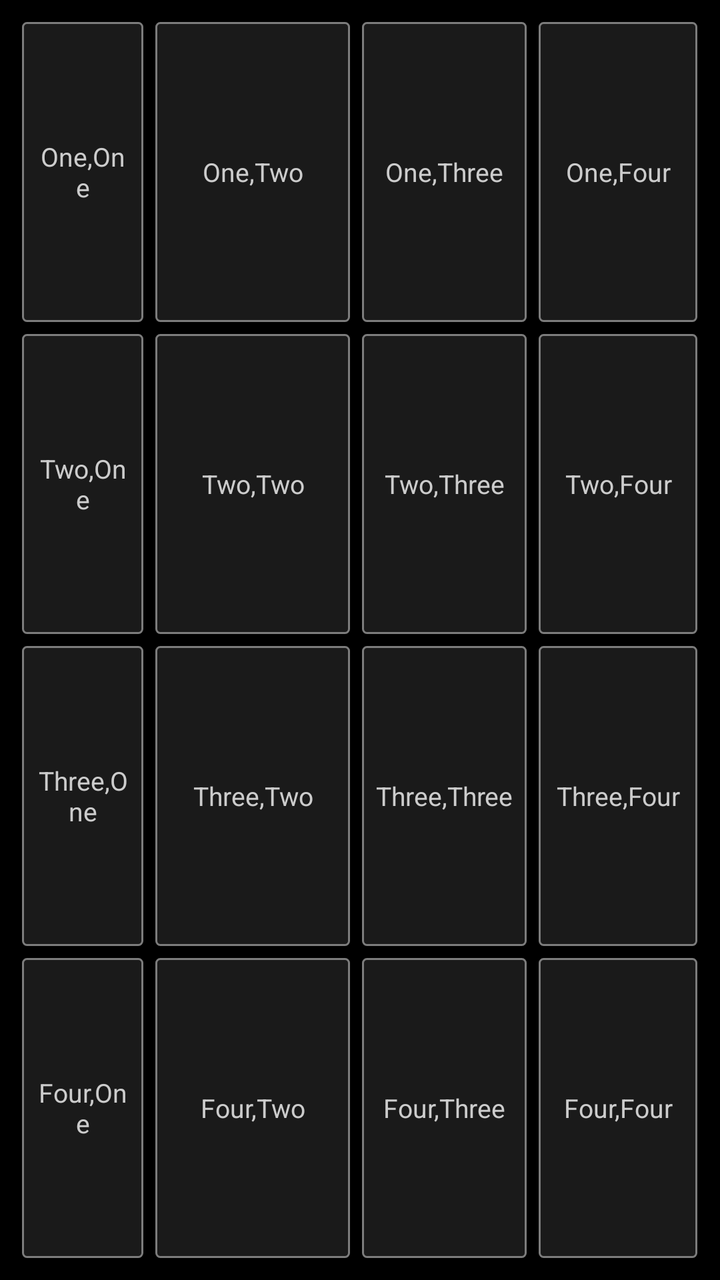
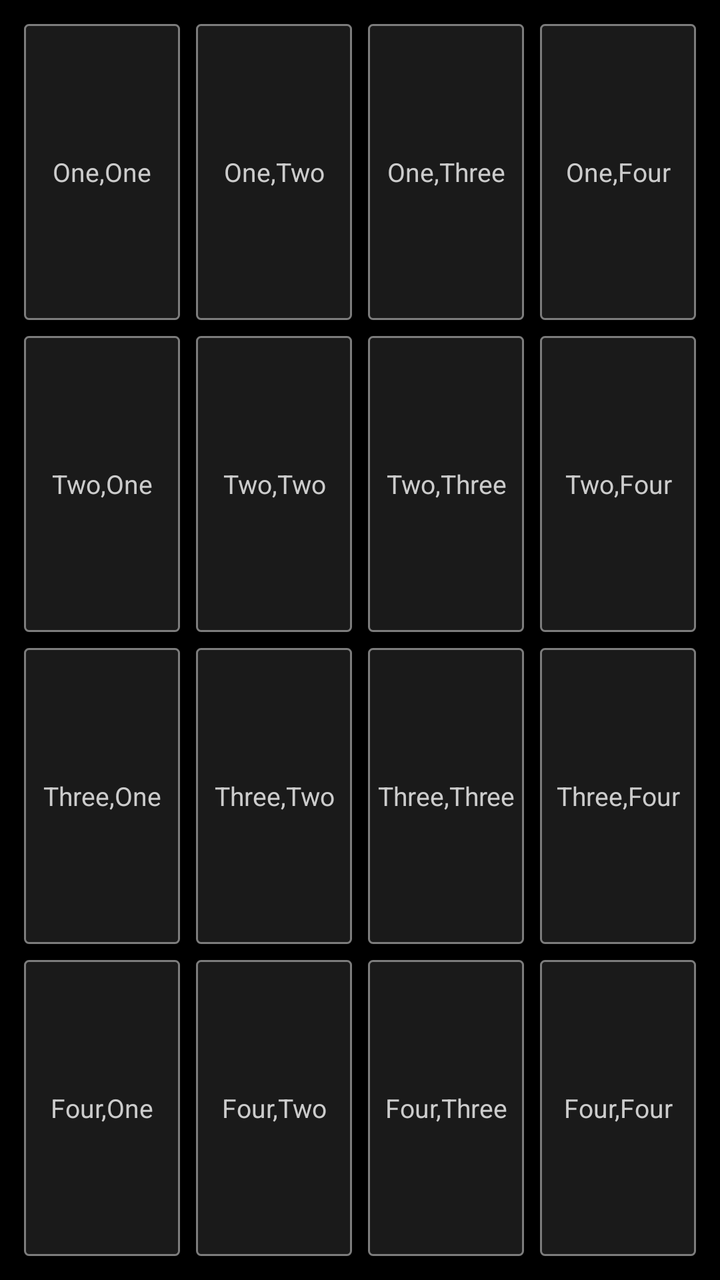

Before-and-after screenshots of an Android layout around one commit, followed by the original layout XML and the change that was made.
<!-- AndroidManifest.xml: application theme Theme.LayoutLab -->
<!-- res/layout/activity_linear.xml -->
<?xml version="1.0" encoding="utf-8"?>
<LinearLayout xmlns:android="http://schemas.android.com/apk/res/android"
    android:layout_width="match_parent"
    android:layout_height="match_parent"
    android:background="#000000"
    android:orientation="vertical"
    android:padding="8dp">

    <LinearLayout
        android:layout_width="match_parent"
        android:layout_height="0dp"
        android:layout_weight="1"
        android:orientation="horizontal">
        <TextView
            android:layout_width="0dp"
            android:layout_height="match_parent"
            android:layout_margin="3dp"
            android:layout_weight="1"
            android:background="@drawable/bg_grid_cell"
            android:gravity="center"
            android:padding="6dp"
            android:text="One,One"
            android:textColor="#CCCCCC"
            android:textSize="13sp" />
        <TextView
            android:layout_width="0dp"
            android:layout_height="match_parent"
            android:layout_margin="3dp"
            android:layout_weight="1.6"
            android:background="@drawable/bg_grid_cell"
            android:gravity="center"
            android:padding="6dp"
            android:text="One,Two"
            android:textColor="#CCCCCC"
            android:textSize="13sp" />
        <TextView
            android:layout_width="0dp"
            android:layout_height="match_parent"
            android:layout_margin="3dp"
            android:layout_weight="1.35"
            android:background="@drawable/bg_grid_cell"
            android:gravity="center"
            android:padding="6dp"
            android:text="One,Three"
            android:textColor="#CCCCCC"
            android:textSize="13sp" />
        <TextView
            android:layout_width="0dp"
            android:layout_height="match_parent"
            android:layout_margin="3dp"
            android:layout_weight="1.3"
            android:background="@drawable/bg_grid_cell"
            android:gravity="center"
            android:padding="6dp"
            android:text="One,Four"
            android:textColor="#CCCCCC"
            android:textSize="13sp" />
    </LinearLayout>

    <LinearLayout
        android:layout_width="match_parent"
        android:layout_height="0dp"
        android:layout_weight="1"
        android:orientation="horizontal">
        <TextView
            android:layout_width="0dp"
            android:layout_height="match_parent"
            android:layout_margin="3dp"
            android:layout_weight="1"
            android:background="@drawable/bg_grid_cell"
            android:gravity="center"
            android:padding="6dp"
            android:text="Two,One"
            android:textColor="#CCCCCC"
            android:textSize="13sp" />
        <TextView
            android:layout_width="0dp"
            android:layout_height="match_parent"
            android:layout_margin="3dp"
            android:layout_weight="1.6"
            android:background="@drawable/bg_grid_cell"
            android:gravity="center"
            android:padding="6dp"
            android:text="Two,Two"
            android:textColor="#CCCCCC"
            android:textSize="13sp" />
        <TextView
            android:layout_width="0dp"
            android:layout_height="match_parent"
            android:layout_margin="3dp"
            android:layout_weight="1.35"
            android:background="@drawable/bg_grid_cell"
            android:gravity="center"
            android:padding="6dp"
            android:text="Two,Three"
            android:textColor="#CCCCCC"
            android:textSize="13sp" />
        <TextView
            android:layout_width="0dp"
            android:layout_height="match_parent"
            android:layout_margin="3dp"
            android:layout_weight="1.3"
            android:background="@drawable/bg_grid_cell"
            android:gravity="center"
            android:padding="6dp"
            android:text="Two,Four"
            android:textColor="#CCCCCC"
            android:textSize="13sp" />
    </LinearLayout>

    <LinearLayout
        android:layout_width="match_parent"
        android:layout_height="0dp"
        android:layout_weight="1"
        android:orientation="horizontal">
        <TextView
            android:layout_width="0dp"
            android:layout_height="match_parent"
            android:layout_margin="3dp"
            android:layout_weight="1"
            android:background="@drawable/bg_grid_cell"
            android:gravity="center"
            android:padding="6dp"
            android:text="Three,One"
            android:textColor="#CCCCCC"
            android:textSize="13sp" />
        <TextView
            android:layout_width="0dp"
            android:layout_height="match_parent"
            android:layout_margin="3dp"
            android:layout_weight="1.6"
            android:background="@drawable/bg_grid_cell"
            android:gravity="center"
            android:padding="6dp"
            android:text="Three,Two"
            android:textColor="#CCCCCC"
            android:textSize="13sp" />
        <TextView
            android:layout_width="0dp"
            android:layout_height="match_parent"
            android:layout_margin="3dp"
            android:layout_weight="1.35"
            android:background="@drawable/bg_grid_cell"
            android:gravity="center"
            android:padding="6dp"
            android:text="Three,Three"
            android:textColor="#CCCCCC"
            android:textSize="13sp" />
        <TextView
            android:layout_width="0dp"
            android:layout_height="match_parent"
            android:layout_margin="3dp"
            android:layout_weight="1.3"
            android:background="@drawable/bg_grid_cell"
            android:gravity="center"
            android:padding="6dp"
            android:text="Three,Four"
            android:textColor="#CCCCCC"
            android:textSize="13sp" />
    </LinearLayout>

    <LinearLayout
        android:layout_width="match_parent"
        android:layout_height="0dp"
        android:layout_weight="1"
        android:orientation="horizontal">
        <TextView
            android:layout_width="0dp"
            android:layout_height="match_parent"
            android:layout_margin="3dp"
            android:layout_weight="1"
            android:background="@drawable/bg_grid_cell"
            android:gravity="center"
            android:padding="6dp"
            android:text="Four,One"
            android:textColor="#CCCCCC"
            android:textSize="13sp" />
        <TextView
            android:layout_width="0dp"
            android:layout_height="match_parent"
            android:layout_margin="3dp"
            android:layout_weight="1.6"
            android:background="@drawable/bg_grid_cell"
            android:gravity="center"
            android:padding="6dp"
            android:text="Four,Two"
            android:textColor="#CCCCCC"
            android:textSize="13sp" />
        <TextView
            android:layout_width="0dp"
            android:layout_height="match_parent"
            android:layout_margin="3dp"
            android:layout_weight="1.35"
            android:background="@drawable/bg_grid_cell"
            android:gravity="center"
            android:padding="6dp"
            android:text="Four,Three"
            android:textColor="#CCCCCC"
            android:textSize="13sp" />
        <TextView
            android:layout_width="0dp"
            android:layout_height="match_parent"
            android:layout_margin="3dp"
            android:layout_weight="1.3"
            android:background="@drawable/bg_grid_cell"
            android:gravity="center"
            android:padding="6dp"
            android:text="Four,Four"
            android:textColor="#CCCCCC"
            android:textSize="13sp" />
    </LinearLayout>

</LinearLayout>
<!-- resources referenced by this layout -->
<resources>
  <!-- drawable bg_grid_cell (drawable) -->
  <?xml version="1.0" encoding="utf-8"?>
  <shape xmlns:android="http://schemas.android.com/apk/res/android"
      android:shape="rectangle">
      <solid android:color="#1A1A1A" />
      <stroke
          android:width="1dp"
          android:color="#7C7C7C" />
      <corners android:radius="2dp" />
  </shape>
  <style name="Theme.LayoutLab" parent="Theme.AppCompat.Light.DarkActionBar">
          <item name="colorPrimary">@color/colorPrimary</item>
          <item name="colorPrimaryDark">@color/colorPrimaryDark</item>
          <item name="colorAccent">@color/colorAccent</item>
          <item name="android:statusBarColor" tools:targetApi="l">@color/colorPrimaryDark</item>
      </style>
  <color name="colorPrimary">#3F51B5</color>
  <color name="colorPrimaryDark">#303F9F</color>
  <color name="colorAccent">#FF4081</color>
</resources>

<!-- the commit's change to res/layout/activity_linear.xml (unified diff, before → after) -->
@@ -14,44 +14,40 @@
         <TextView
             android:layout_width="0dp"
             android:layout_height="match_parent"
-            android:layout_margin="3dp"
             android:layout_weight="1"
+            android:layout_margin="4dp"
             android:background="@drawable/bg_grid_cell"
             android:gravity="center"
-            android:padding="6dp"
             android:text="One,One"
             android:textColor="#CCCCCC"
             android:textSize="13sp" />
         <TextView
             android:layout_width="0dp"
             android:layout_height="match_parent"
-            android:layout_margin="3dp"
-            android:layout_weight="1.6"
+            android:layout_weight="1"
+            android:layout_margin="4dp"
             android:background="@drawable/bg_grid_cell"
             android:gravity="center"
-            android:padding="6dp"
             android:text="One,Two"
             android:textColor="#CCCCCC"
             android:textSize="13sp" />
         <TextView
             android:layout_width="0dp"
             android:layout_height="match_parent"
-            android:layout_margin="3dp"
-            android:layout_weight="1.35"
+            android:layout_weight="1"
+            android:layout_margin="4dp"
             android:background="@drawable/bg_grid_cell"
             android:gravity="center"
-            android:padding="6dp"
             android:text="One,Three"
             android:textColor="#CCCCCC"
             android:textSize="13sp" />
         <TextView
             android:layout_width="0dp"
             android:layout_height="match_parent"
-            android:layout_margin="3dp"
-            android:layout_weight="1.3"
+            android:layout_weight="1"
+            android:layout_margin="4dp"
             android:background="@drawable/bg_grid_cell"
             android:gravity="center"
-            android:padding="6dp"
             android:text="One,Four"
             android:textColor="#CCCCCC"
             android:textSize="13sp" />
@@ -65,44 +61,40 @@
         <TextView
             android:layout_width="0dp"
             android:layout_height="match_parent"
-            android:layout_margin="3dp"
             android:layout_weight="1"
+            android:layout_margin="4dp"
             android:background="@drawable/bg_grid_cell"
             android:gravity="center"
-            android:padding="6dp"
             android:text="Two,One"
             android:textColor="#CCCCCC"
             android:textSize="13sp" />
         <TextView
             android:layout_width="0dp"
             android:layout_height="match_parent"
-            android:layout_margin="3dp"
-            android:layout_weight="1.6"
+            android:layout_weight="1"
+            android:layout_margin="4dp"
             android:background="@drawable/bg_grid_cell"
             android:gravity="center"
-            android:padding="6dp"
             android:text="Two,Two"
             android:textColor="#CCCCCC"
             android:textSize="13sp" />
         <TextView
             android:layout_width="0dp"
             android:layout_height="match_parent"
-            android:layout_margin="3dp"
-            android:layout_weight="1.35"
+            android:layout_weight="1"
+            android:layout_margin="4dp"
             android:background="@drawable/bg_grid_cell"
             android:gravity="center"
-            android:padding="6dp"
             android:text="Two,Three"
             android:textColor="#CCCCCC"
             android:textSize="13sp" />
         <TextView
             android:layout_width="0dp"
             android:layout_height="match_parent"
-            android:layout_margin="3dp"
-            android:layout_weight="1.3"
+            android:layout_weight="1"
+            android:layout_margin="4dp"
             android:background="@drawable/bg_grid_cell"
             android:gravity="center"
-            android:padding="6dp"
             android:text="Two,Four"
             android:textColor="#CCCCCC"
             android:textSize="13sp" />
@@ -116,44 +108,40 @@
         <TextView
             android:layout_width="0dp"
             android:layout_height="match_parent"
-            android:layout_margin="3dp"
             android:layout_weight="1"
+            android:layout_margin="4dp"
             android:background="@drawable/bg_grid_cell"
             android:gravity="center"
-            android:padding="6dp"
             android:text="Three,One"
             android:textColor="#CCCCCC"
             android:textSize="13sp" />
         <TextView
             android:layout_width="0dp"
             android:layout_height="match_parent"
-            android:layout_margin="3dp"
-            android:layout_weight="1.6"
+            android:layout_weight="1"
+            android:layout_margin="4dp"
             android:background="@drawable/bg_grid_cell"
             android:gravity="center"
-            android:padding="6dp"
             android:text="Three,Two"
             android:textColor="#CCCCCC"
             android:textSize="13sp" />
         <TextView
             android:layout_width="0dp"
             android:layout_height="match_parent"
-            android:layout_margin="3dp"
-            android:layout_weight="1.35"
+            android:layout_weight="1"
+            android:layout_margin="4dp"
             android:background="@drawable/bg_grid_cell"
             android:gravity="center"
-            android:padding="6dp"
             android:text="Three,Three"
             android:textColor="#CCCCCC"
             android:textSize="13sp" />
         <TextView
             android:layout_width="0dp"
             android:layout_height="match_parent"
-            android:layout_margin="3dp"
-            android:layout_weight="1.3"
+            android:layout_weight="1"
+            android:layout_margin="4dp"
             android:background="@drawable/bg_grid_cell"
             android:gravity="center"
-            android:padding="6dp"
             android:text="Three,Four"
             android:textColor="#CCCCCC"
             android:textSize="13sp" />
@@ -167,44 +155,40 @@
         <TextView
             android:layout_width="0dp"
             android:layout_height="match_parent"
-            android:layout_margin="3dp"
             android:layout_weight="1"
+            android:layout_margin="4dp"
             android:background="@drawable/bg_grid_cell"
             android:gravity="center"
-            android:padding="6dp"
             android:text="Four,One"
             android:textColor="#CCCCCC"
             android:textSize="13sp" />
         <TextView
             android:layout_width="0dp"
             android:layout_height="match_parent"
-            android:layout_margin="3dp"
-            android:layout_weight="1.6"
+            android:layout_weight="1"
+            android:layout_margin="4dp"
             android:background="@drawable/bg_grid_cell"
             android:gravity="center"
-            android:padding="6dp"
             android:text="Four,Two"
             android:textColor="#CCCCCC"
             android:textSize="13sp" />
         <TextView
             android:layout_width="0dp"
             android:layout_height="match_parent"
-            android:layout_margin="3dp"
-            android:layout_weight="1.35"
+            android:layout_weight="1"
+            android:layout_margin="4dp"
             android:background="@drawable/bg_grid_cell"
             android:gravity="center"
-            android:padding="6dp"
             android:text="Four,Three"
             android:textColor="#CCCCCC"
             android:textSize="13sp" />
         <TextView
             android:layout_width="0dp"
             android:layout_height="match_parent"
-            android:layout_margin="3dp"
-            android:layout_weight="1.3"
+            android:layout_weight="1"
+            android:layout_margin="4dp"
             android:background="@drawable/bg_grid_cell"
             android:gravity="center"
-            android:padding="6dp"
             android:text="Four,Four"
             android:textColor="#CCCCCC"
             android:textSize="13sp" />
